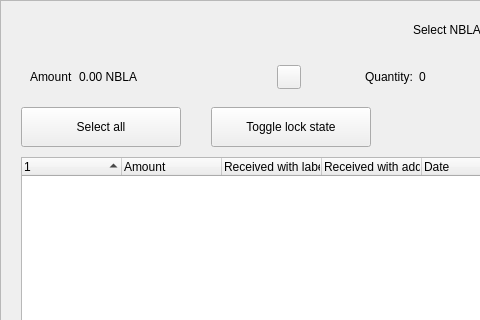
Qt form src/qt/forms/coincontroldialog.ui (Nebula-Coin/nebula-project-coin) before a commit; both pictures show x 0 to 480 and y 0 to 320 of the 1000 by 650 pixel window.
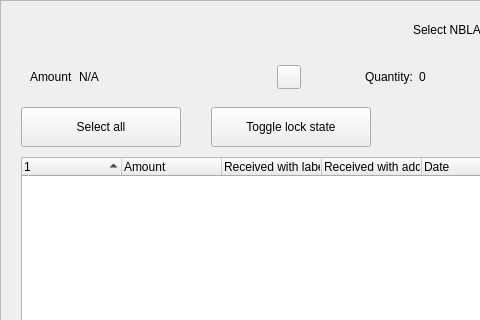
The same form after that commit. Custom widgets are drawn as their Qt base class.

The edit to the form file:
```diff
--- a/src/qt/forms/coincontroldialog.ui
+++ b/src/qt/forms/coincontroldialog.ui
@@ -144,7 +144,7 @@
            <item>
             <widget class="QLabel" name="labelCoinControlAmount">
              <property name="text">
-              <string>0.00 NBLA</string>
+              <string notr="true">N/A</string>
              </property>
             </widget>
            </item>
```
Left out of the diff: 6 changed lines with no effect on the pictures.
